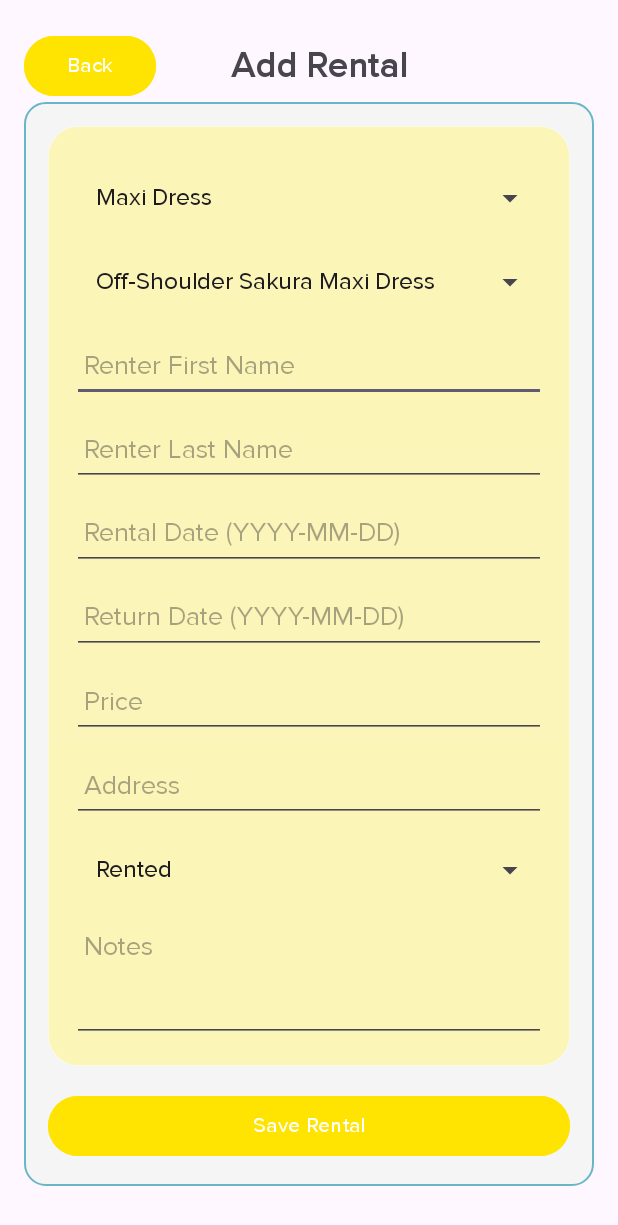
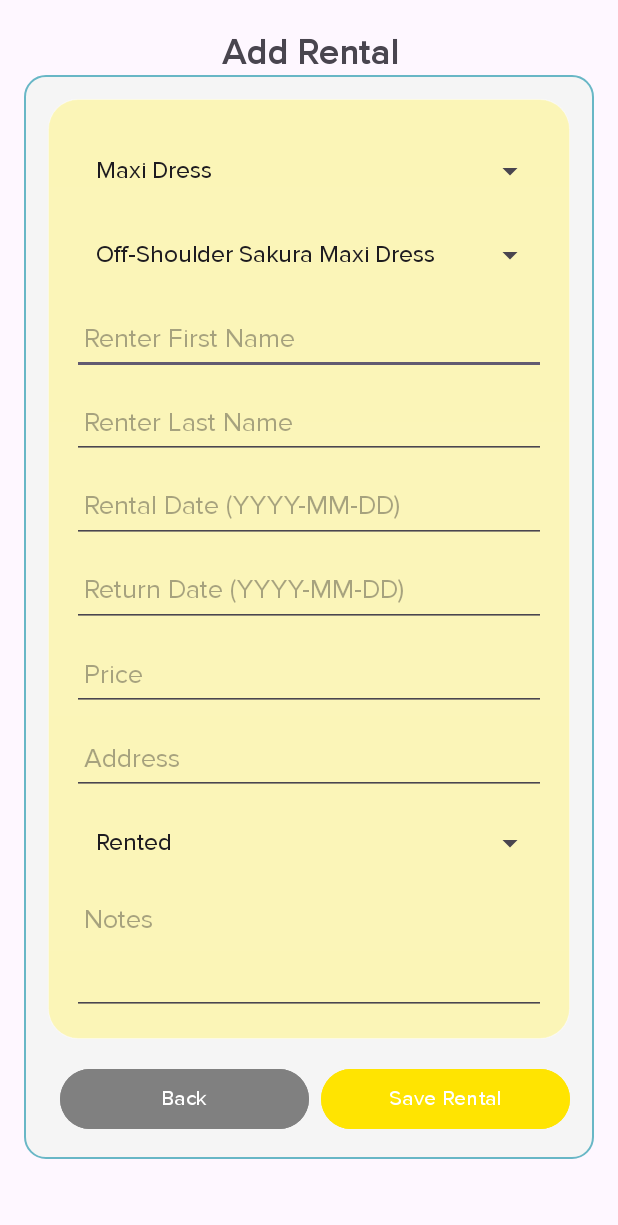
Before and after one commit to AlexaCueto/EtierKOTLIN, an Android app: the AddRentalActivity screen opened directly, with no data from a screen before it, on a phone screen of 412 x 824 dp. Shown: the top 1225 px of the screen. Run offline under Robolectric (Android 15) with nearby library versions, the phone set to English and light mode, and no system bars; libraries missing offline, so code that uses them is left out: com.google.android.libraries; 1 statement that could not run was skipped.

Commit message:
adjusted back button placement

```diff
--- a/app/src/main/res/layout/activity_add_rental.xml
+++ b/app/src/main/res/layout/activity_add_rental.xml
@@ -12,16 +12,6 @@
         android:gravity="center_vertical"
         android:layout_marginTop="4dp">
 
-        <Button
-            android:id="@+id/buttonBack"
-            android:layout_width="wrap_content"
-            android:layout_height="48dp"
-            android:text="@string/button_back"
-            android:backgroundTint="#ffe401"
-            android:paddingTop="8dp"
-            android:paddingBottom="8dp"
-            android:layout_marginTop="0dp" />
-
         <TextView
             android:id="@+id/textTitle"
             android:layout_width="0dp"
@@ -30,10 +20,8 @@
             android:text="@string/title_add_rental"
             android:textSize="24sp"
             android:textStyle="bold"
-            android:gravity="start"
-            android:layout_marginStart="50dp" />
+            android:gravity="center"/>
     </LinearLayout>
-
 
     <ScrollView
         android:layout_width="match_parent"
@@ -164,15 +152,38 @@
                     android:layout_marginTop="8dp" />
             </LinearLayout>
 
+            <LinearLayout
+                android:layout_width="match_parent"
+                android:layout_height="wrap_content"
+                android:orientation="horizontal"
+                android:layout_marginTop="16dp"
+                style="?android:attr/buttonBarStyle">
+
+                <Button
+                    android:id="@+id/buttonBack"
+                    android:layout_width="0dp"
+                    android:layout_height="48dp"
+                    android:layout_weight="1"
+                    android:text="@string/button_back"
+                    android:backgroundTint="#808080"
+                    android:textColor="#FFFFFF"
+                    android:paddingTop="8dp"
+                    android:paddingBottom="8dp"
+                    style="?android:attr/buttonBarButtonStyle" />
+
                 <Button
                     android:id="@+id/buttonSaveRental"
-                android:layout_width="match_parent"
+                    android:layout_width="0dp"
                     android:layout_height="48dp"
+                    android:layout_weight="1"
                     android:text="@string/button_save_rental"
                     android:backgroundTint="#ffe401"
+                    android:textColor="#FFFFFF"
                     android:paddingTop="8dp"
                     android:paddingBottom="8dp"
-                android:layout_marginTop="16dp" />
+                    android:layout_marginStart="8dp"
+                    style="?android:attr/buttonBarButtonStyle" />
+            </LinearLayout>
         </LinearLayout>
     </ScrollView>
 </LinearLayout>
```
Lines whose indentation alone changed are shown as unchanged.
